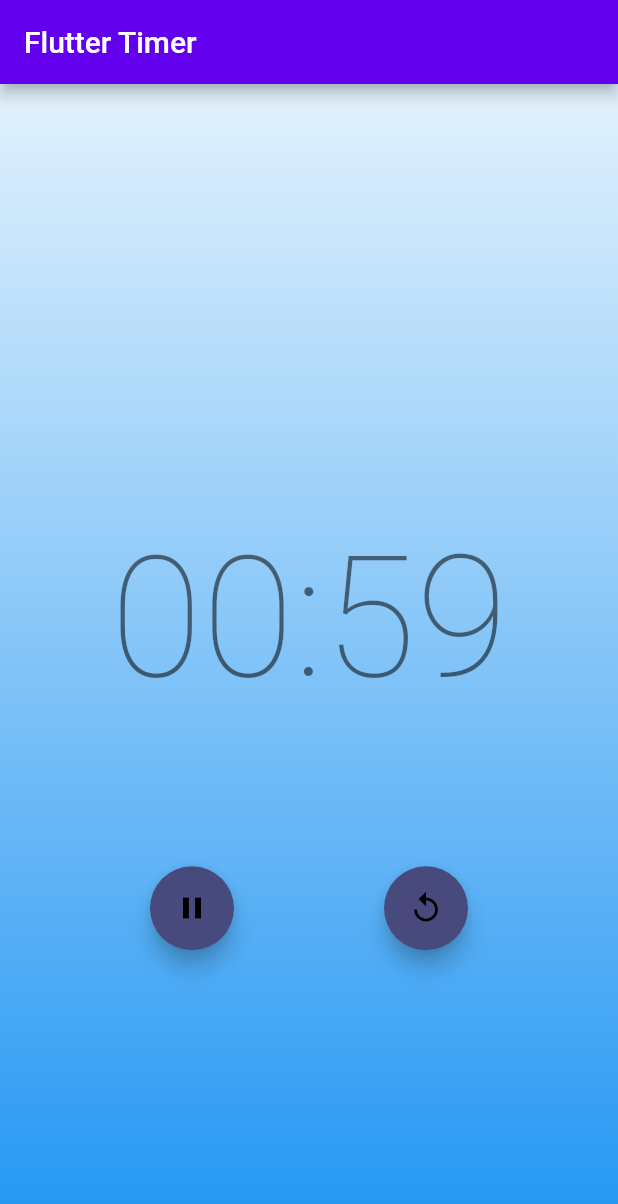
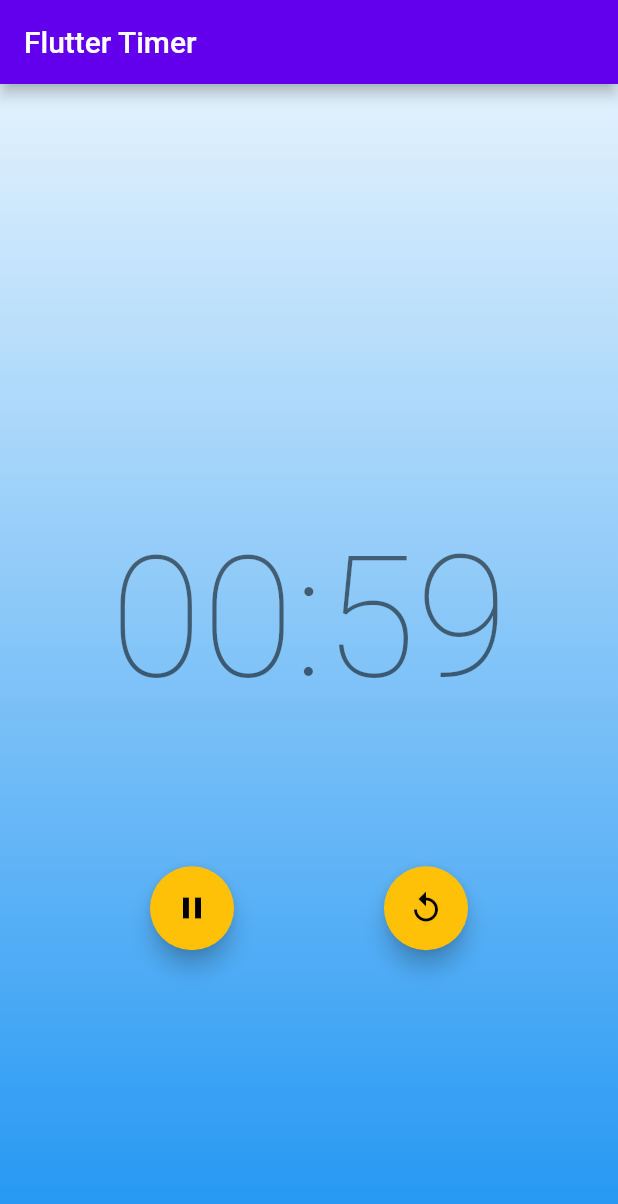
Before and after one commit to LinRin7/flutter, a Flutter app: the screen it shows after launch, after a tap on the "play arrow" icon, on a phone screen of 412 x 824 dp. Shown: the top 1204 px of the screen. Run offline on Flutter 3.47's test engine with Material 2 defaults, Android fonts, the phone set to English and light mode, and no system bars; our stand-ins replace bloc, equatable, flutter_bloc.

Commit message:
更新觀察bloc

```diff
--- a/practice/flutter_timer/lib/app.dart
+++ b/practice/flutter_timer/lib/app.dart
@@ -9,9 +9,12 @@ class MyApp extends StatelessWidget {
     return MaterialApp(
       title: 'Flutter Timer',
       theme: ThemeData(
-        primaryColor: const Color.fromRGBO(109, 234, 255, 1),
+        // primaryColor: const Color.fromRGBO(109, 234, 255, 1),
+        // colorScheme: const ColorScheme.light(
+        //   secondary: Color.fromRGBO(72, 74, 126, 1),
+        primaryColor: const Color.fromARGB(255, 236, 73, 14),
         colorScheme: const ColorScheme.light(
-          secondary: Color.fromRGBO(72, 74, 126, 1),
+          secondary: Colors.amber,
         ),
       ),
       home: const TimerPage(),
--- a/practice/flutter_timer/lib/main.dart
+++ b/practice/flutter_timer/lib/main.dart
@@ -10,5 +10,5 @@ import 'app.dart';
 // Learn to use StreamSubscription in a Bloc.
 // Prevent unnecessary rebuilds with buildWhen.
 void main() {
-  runApp(MyApp());
+  runApp(const MyApp());
 }
--- a/practice/flutter_timer/lib/timer/bloc/timer_bloc.dart
+++ b/practice/flutter_timer/lib/timer/bloc/timer_bloc.dart
@@ -2,6 +2,7 @@ import 'dart:async';
 
 import 'package:bloc/bloc.dart';
 import 'package:equatable/equatable.dart';
+import 'package:flutter/foundation.dart';
 import 'package:flutter_timer/ticker.dart';
 
 part 'timer_event.dart';
@@ -62,4 +63,28 @@ class TimerBloc extends Bloc<TimerEvent, TimerState> {
         ? TimerRunInProgress(event.duration)
         : const TimerRunComplete());
   }
+
+  // @override
+  // void onEvent(TimerEvent event) {
+  //   super.onEvent(event);
+  //   if (kDebugMode) {
+  //     print(event);
+  //   }
+  // }
+
+  // @override
+  // void onChange(Change<TimerState> change) {
+  //   super.onChange(change);
+  //   if (kDebugMode) {
+  //     print(change);
+  //   }
+  // }
+
+  @override
+  void onTransition(Transition<TimerEvent, TimerState> transition) {
+    super.onTransition(transition);
+    if (kDebugMode) {
+      print(transition);
+    }
+  }
 }
```
